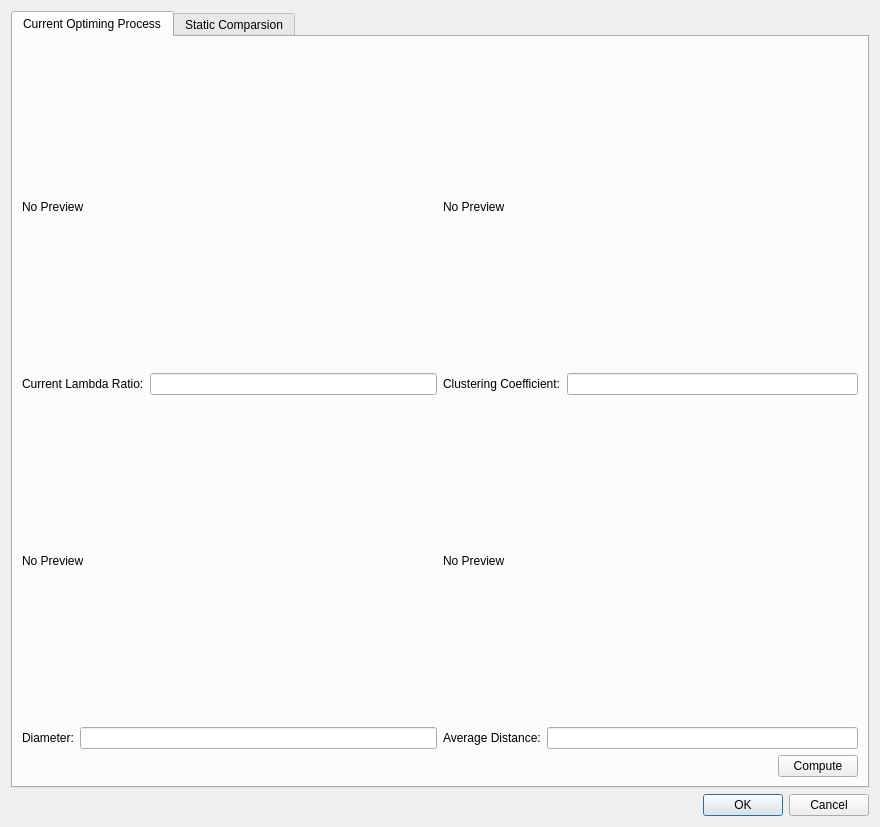
This is App/dialog_enhance_sync.ui in yxsu/scn as Qt 5 draws it before an edit. The edited form follows.
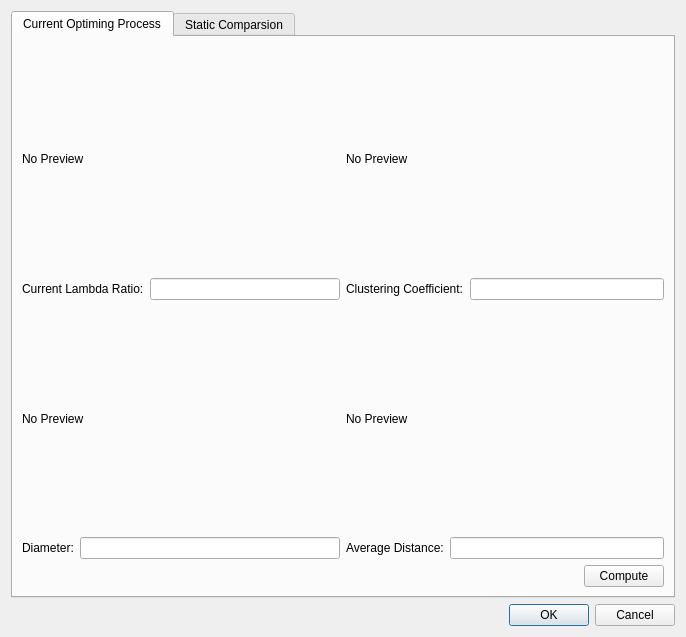
This is the edited form.

Commit message: improve sa_optimal_graph

```diff
--- a/App/dialog_enhance_sync.ui
+++ b/App/dialog_enhance_sync.ui
@@ -6,8 +6,8 @@
    <rect>
     <x>0</x>
     <y>0</y>
-    <width>880</width>
-    <height>827</height>
+    <width>686</width>
+    <height>637</height>
    </rect>
   </property>
   <property name="windowTitle">
@@ -35,8 +35,8 @@
             <widget class="QLabel" name="label_lambda_ratio_graph">
              <property name="minimumSize">
               <size>
-               <width>400</width>
-               <height>300</height>
+               <width>300</width>
+               <height>200</height>
               </size>
              </property>
              <property name="text">
@@ -73,8 +73,8 @@
             <widget class="QLabel" name="label_clustering_coefficient_graph">
              <property name="minimumSize">
               <size>
-               <width>400</width>
-               <height>300</height>
+               <width>300</width>
+               <height>200</height>
               </size>
              </property>
              <property name="text">
@@ -112,8 +112,8 @@
             <widget class="QLabel" name="label_diameter_graph">
              <property name="minimumSize">
               <size>
-               <width>400</width>
-               <height>300</height>
+               <width>300</width>
+               <height>200</height>
               </size>
              </property>
              <property name="text">
@@ -147,8 +147,8 @@
             <widget class="QLabel" name="label_average_distance_graph">
              <property name="minimumSize">
               <size>
-               <width>400</width>
-               <height>300</height>
+               <width>300</width>
+               <height>200</height>
               </size>
              </property>
              <property name="text">
```
The commit also changes 1 other file.
